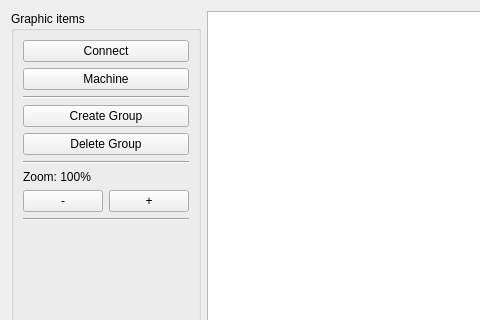
Before: the Qt Designer form testing/scene_view_svg/window.ui in slux83/visual-netkit, drawn with Qt 5; both pictures show x 0 to 480 and y 0 to 320 of the 837 by 574 pixel window.
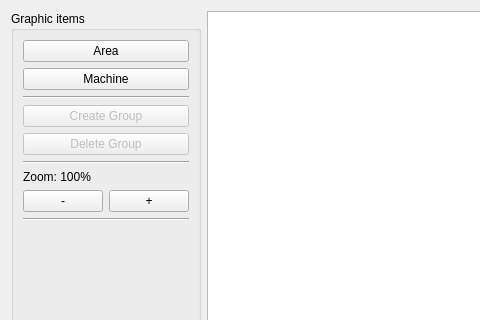
After: the same form once the commit is applied.

Commit message: Testing how do areas (like authonomous systems, ospf areas) in graphics scene next step: resizing :)

The edit to the form file:
```diff
--- a/testing/scene_view_svg/window.ui
+++ b/testing/scene_view_svg/window.ui
@@ -22,7 +22,10 @@
       <item>
        <widget class="QPushButton" name="connectButton" >
         <property name="text" >
-         <string>Connect</string>
+         <string>Area</string>
+        </property>
+        <property name="checkable" >
+         <bool>true</bool>
         </property>
        </widget>
       </item>
@@ -42,6 +45,9 @@
       </item>
       <item>
        <widget class="QPushButton" name="groupButton" >
+        <property name="enabled" >
+         <bool>false</bool>
+        </property>
         <property name="text" >
          <string>Create Group</string>
         </property>
@@ -49,6 +55,9 @@
       </item>
       <item>
        <widget class="QPushButton" name="ungroupButton" >
+        <property name="enabled" >
+         <bool>false</bool>
+        </property>
         <property name="text" >
          <string>Delete Group</string>
         </property>
```
Left out of the diff: 7 changed lines with no effect on the pictures. The commit also changes 9 other files.
